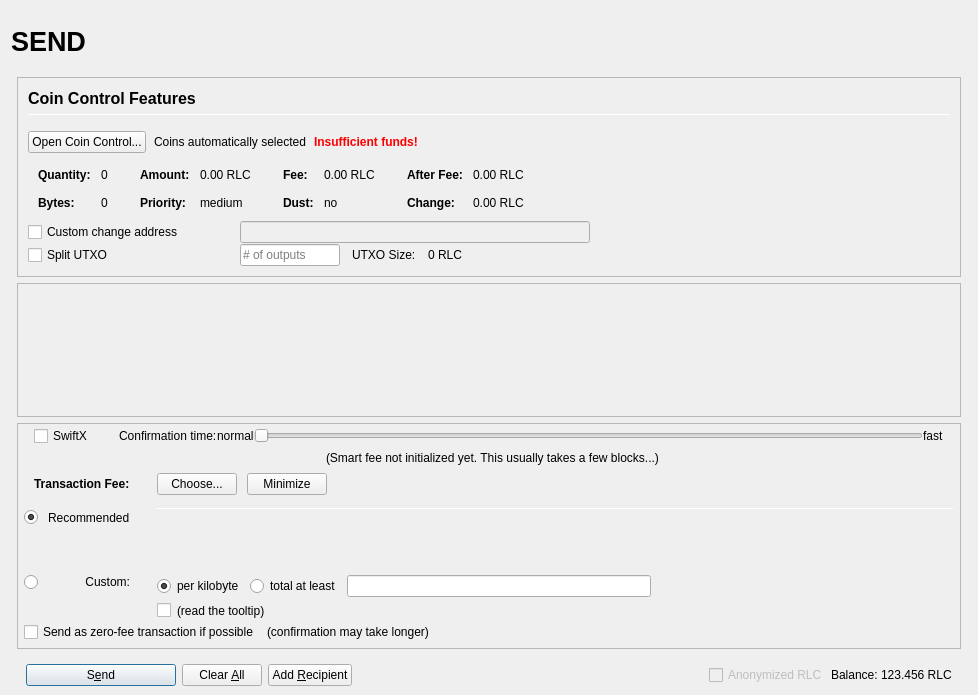
realcoin-rlc/RLC, file src/qt/forms/sendcoinsdialog.ui: the form before one commit.
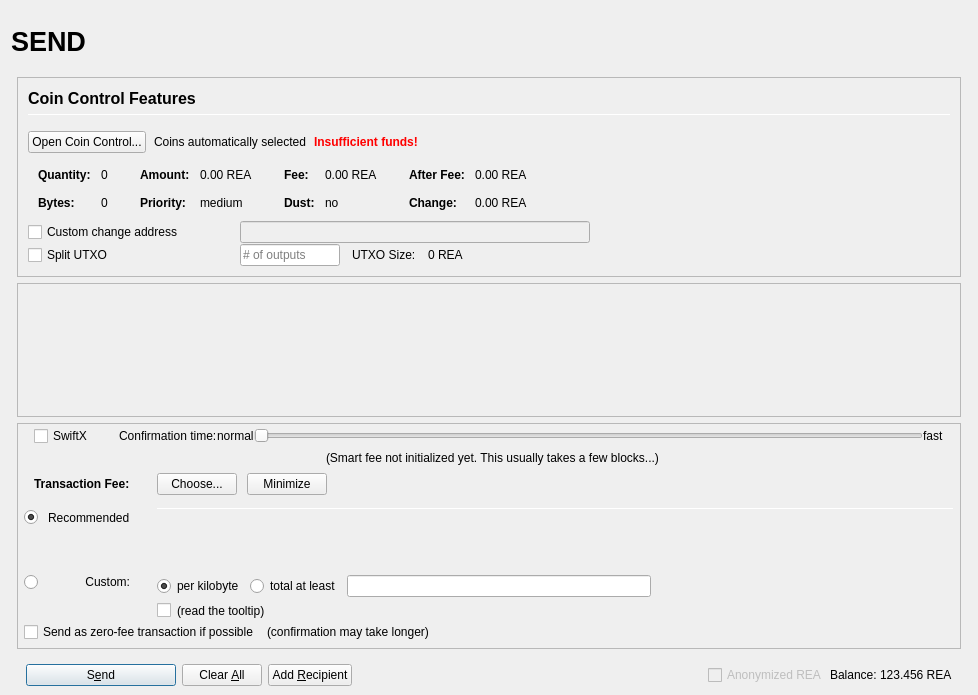
The form after the commit. Icons and pictures are not drawn. Custom widgets are drawn as their Qt base class.

What changed in the file:
```diff
--- a/src/qt/forms/sendcoinsdialog.ui
+++ b/src/qt/forms/sendcoinsdialog.ui
@@ -457,7 +457,7 @@
                         <enum>Qt::ActionsContextMenu</enum>
                        </property>
                        <property name="text">
-                        <string notr="true">0.00 RLC</string>
+                        <string notr="true">0.00 REA</string>
                        </property>
                        <property name="textInteractionFlags">
                         <set>Qt::LinksAccessibleByMouse|Qt::TextSelectableByKeyboard|Qt::TextSelectableByMouse</set>
@@ -537,7 +537,7 @@
                         <enum>Qt::ActionsContextMenu</enum>
                        </property>
                        <property name="text">
-                        <string notr="true">0.00 RLC</string>
+                        <string notr="true">0.00 REA</string>
                        </property>
                        <property name="textInteractionFlags">
                         <set>Qt::LinksAccessibleByMouse|Qt::TextSelectableByKeyboard|Qt::TextSelectableByMouse</set>
@@ -617,7 +617,7 @@
                         <enum>Qt::ActionsContextMenu</enum>
                        </property>
                        <property name="text">
-                        <string notr="true">0.00 RLC</string>
+                        <string notr="true">0.00 REA</string>
                        </property>
                        <property name="textInteractionFlags">
                         <set>Qt::LinksAccessibleByMouse|Qt::TextSelectableByKeyboard|Qt::TextSelectableByMouse</set>
@@ -646,7 +646,7 @@
                         <enum>Qt::ActionsContextMenu</enum>
                        </property>
                        <property name="text">
-                        <string notr="true">0.00 RLC</string>
+                        <string notr="true">0.00 REA</string>
                        </property>
                        <property name="textInteractionFlags">
                         <set>Qt::LinksAccessibleByMouse|Qt::TextSelectableByKeyboard|Qt::TextSelectableByMouse</set>
@@ -813,7 +813,7 @@
                 <item>
                  <widget class="QLabel" name="labelBlockSize">
                   <property name="text">
-                   <string>0 RLC</string>
+                   <string>0 REA</string>
                   </property>
                  </widget>
                 </item>
@@ -1651,7 +1651,7 @@
                 <bool>false</bool>
                </property>
                <property name="text">
-                <string>Anonymized RLC</string>
+                <string>Anonymized REA</string>
                </property>
               </widget>
              </item>
@@ -1674,7 +1674,7 @@
                 <cursorShape>IBeamCursor</cursorShape>
                </property>
                <property name="text">
-                <string notr="true">123.456 RLC</string>
+                <string notr="true">123.456 REA</string>
                </property>
                <property name="textInteractionFlags">
                 <set>Qt::LinksAccessibleByMouse|Qt::TextSelectableByKeyboard|Qt::TextSelectableByMouse</set>
```
Left out of the diff: 8 changed lines with no effect on the pictures.
